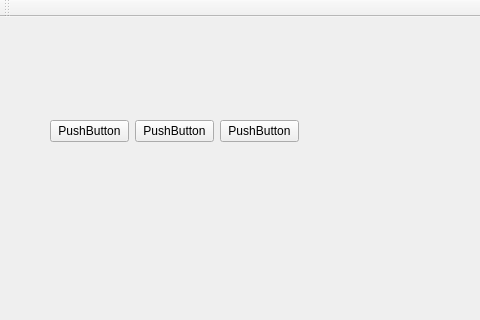
Qt form mainwindow.ui (wdy0401/job_trigger) before a commit; both pictures show x 0 to 480 and y 0 to 320 of the 751 by 552 pixel window.
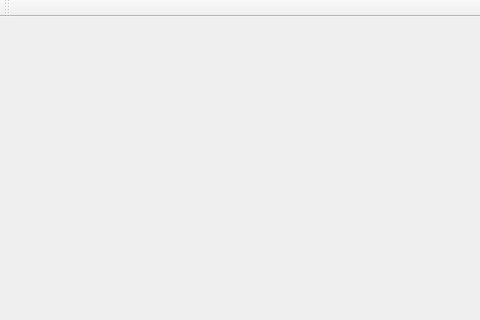
The same form after that commit.

Commit message: add button 草图建立 还需增加颜色大小等设置

Diff of the .ui file:
```diff
--- a/mainwindow.ui
+++ b/mainwindow.ui
@@ -14,39 +14,13 @@
    <string>MainWindow</string>
   </property>
   <widget class="QWidget" name="centralWidget">
-   <widget class="QWidget" name="horizontalLayoutWidget">
-    <property name="geometry">
-     <rect>
-      <x>39</x>
-      <y>59</y>
-      <width>271</width>
-      <height>111</height>
-     </rect>
-    </property>
-    <layout class="QHBoxLayout" name="horizontalLayout">
-     <item>
-      <widget class="QPushButton" name="pushButton_3">
-       <property name="text">
-        <string>PushButton</string>
-       </property>
-      </widget>
-     </item>
-     <item>
-      <widget class="QPushButton" name="pushButton_2">
-       <property name="text">
-        <string>PushButton</string>
-       </property>
-      </widget>
-     </item>
-     <item>
-      <widget class="QPushButton" name="pushButton">
-       <property name="text">
-        <string>PushButton</string>
-       </property>
-      </widget>
-     </item>
-    </layout>
-   </widget>
+   <layout class="QHBoxLayout" name="horizontalLayout_2">
+    <item>
+     <widget class="QWidget" name="horizontalWidget" native="true">
+      <layout class="QHBoxLayout" name="horizontalLayout"/>
+     </widget>
+    </item>
+   </layout>
   </widget>
   <widget class="QMenuBar" name="menuBar">
    <property name="geometry">
```
The commit also changes 5 other files.
